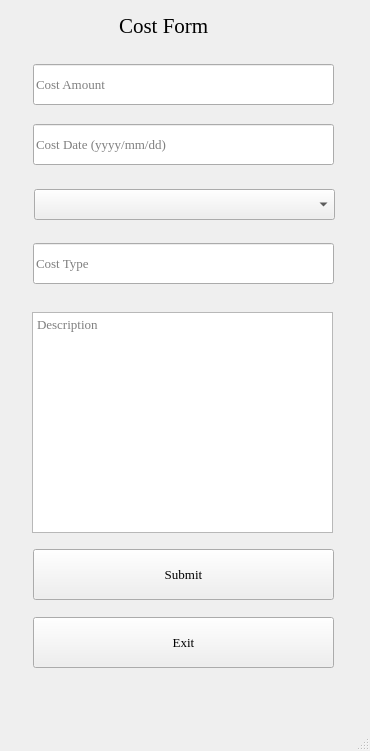
Above: Cost_Page/cost_page.ui from PMahdiDehghaniP/MA_AP_Project before the change. Below: the same form after it.
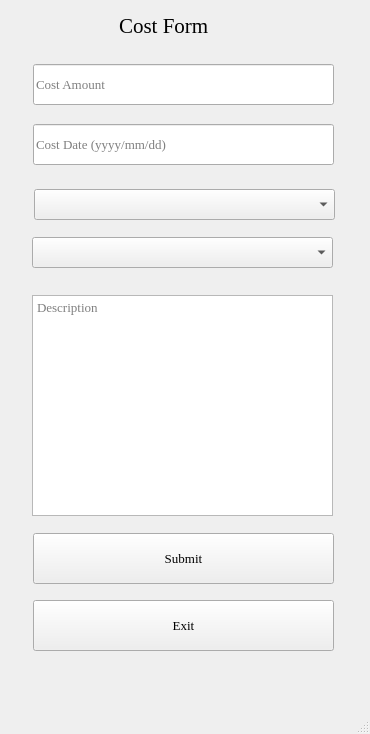
That is the form after the change.

Commit message: cost form add json completed.

Patch:
```diff
--- a/Cost_Page/cost_page.ui
+++ b/Cost_Page/cost_page.ui
@@ -7,7 +7,7 @@
     <x>0</x>
     <y>0</y>
     <width>370</width>
-    <height>751</height>
+    <height>734</height>
    </rect>
   </property>
   <property name="font">
@@ -80,7 +80,7 @@
     <property name="geometry">
      <rect>
       <x>32</x>
-      <y>312</y>
+      <y>295</y>
       <width>301</width>
       <height>221</height>
      </rect>
@@ -95,33 +95,11 @@
      <string>Description</string>
     </property>
    </widget>
-   <widget class="QLineEdit" name="cost_type">
-    <property name="geometry">
-     <rect>
-      <x>33</x>
-      <y>243</y>
-      <width>301</width>
-      <height>41</height>
-     </rect>
-    </property>
-    <property name="font">
-     <font>
-      <family>Times New Roman</family>
-      <pointsize>10</pointsize>
-     </font>
-    </property>
-    <property name="text">
-     <string/>
-    </property>
-    <property name="placeholderText">
-     <string>Cost Type</string>
-    </property>
-   </widget>
    <widget class="QPushButton" name="submit_cost_page_btn">
     <property name="geometry">
      <rect>
       <x>33</x>
-      <y>549</y>
+      <y>533</y>
       <width>301</width>
       <height>51</height>
      </rect>
@@ -140,7 +118,7 @@
     <property name="geometry">
      <rect>
       <x>33</x>
-      <y>617</y>
+      <y>600</y>
       <width>301</width>
       <height>51</height>
      </rect>
@@ -171,6 +149,22 @@
      </font>
     </property>
    </widget>
+   <widget class="QComboBox" name="cost_type_combo">
+    <property name="geometry">
+     <rect>
+      <x>32</x>
+      <y>237</y>
+      <width>301</width>
+      <height>31</height>
+     </rect>
+    </property>
+    <property name="font">
+     <font>
+      <family>Times New Roman</family>
+      <pointsize>10</pointsize>
+     </font>
+    </property>
+   </widget>
   </widget>
   <widget class="QMenuBar" name="menubar">
    <property name="geometry">
```
The commit also changes 15 other files.
